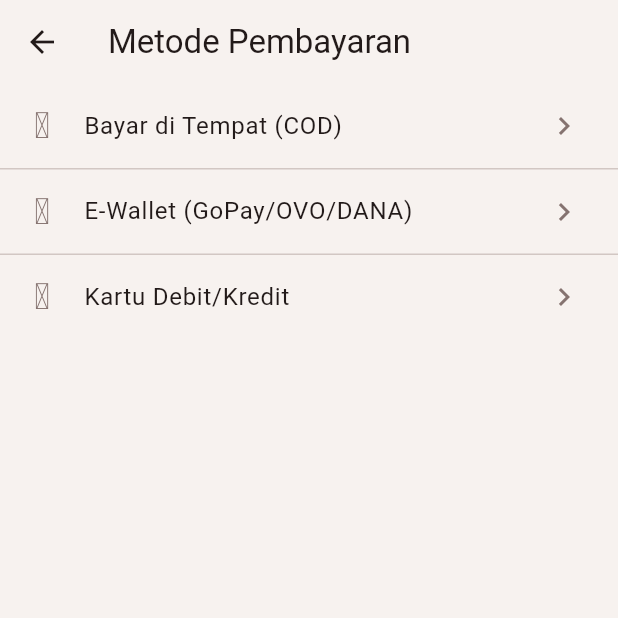
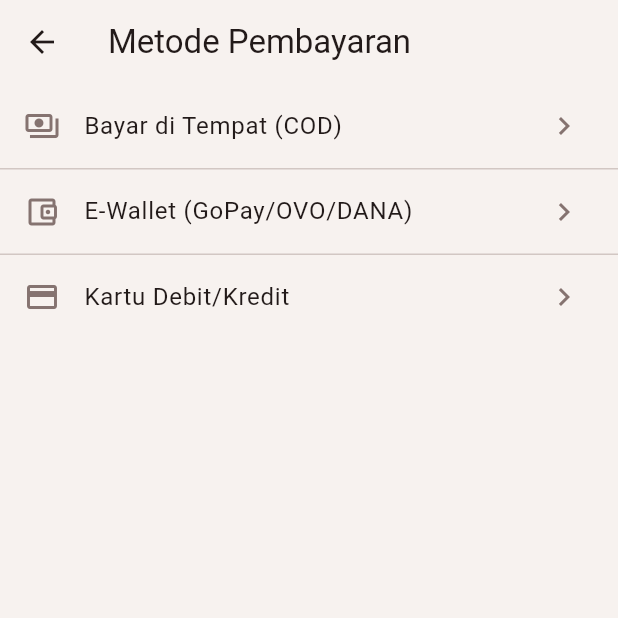
Before and after one commit to khusnilabib/PareFood, a Flutter app: the PaymentsPage screen opened directly, on a phone screen of 412 x 824 dp, the top half of it. Run offline on Flutter 3.47's test engine with Material 3 defaults, Android fonts, the phone set to English and light mode, and no system bars; our stand-ins replace dio, file_picker, flutter_riverpod, freezed_annotation, go_router, image_picker and 1 more; accounts and stored records are empty.

Commit message:
fix(ci): resolve non_const_argument_for_const_parameter in icon mappings
The Android build CI quality gate failed on 4f106e3 because
IconData(method.icon) passes a runtime getter (int) to IconData's const
constructor, which triggers the non_const_argument_for_const_parameter lint
under CI's stricter analysis. Locally the analysis_options cache masked it.

Fix: move icon mapping out of the domain enums (NotificationType.icon /
PaymentMethod.icon, which returned int code points) into private helper
functions in the presentation layer that return const IconData directly.
This also restores the domain-purity boundary (enums no longer carry
Flutter-specific icon knowledge). Tests updated to reference the Icons
constants directly.

Analyze: 0 issues across 17 packages. Format clean. Tests: notifications
10/10, payments 13/13 — all pass.

```diff
--- a/packages/features/payments_feature/lib/src/domain/payment_method.dart
+++ b/packages/features/payments_feature/lib/src/domain/payment_method.dart
@@ -33,11 +33,4 @@ enum PaymentMethod {
     PaymentMethod.ewallet => 'E-Wallet (GoPay/OVO/DANA)',
     PaymentMethod.card => 'Kartu Debit/Kredit',
   };
-
-  /// Material icon for the method.
-  int get icon => switch (this) {
-    PaymentMethod.cashOnDelivery => 0xe59c, // Icons.payments_outlined
-    PaymentMethod.ewallet => 0xe6fc, // Icons.account_balance_wallet_outlined
-    PaymentMethod.card => 0xe6a1, // Icons.credit_card_outlined
-  };
 }
--- a/packages/features/payments_feature/lib/src/presentation/widgets/payment_method_tile.dart
+++ b/packages/features/payments_feature/lib/src/presentation/widgets/payment_method_tile.dart
@@ -17,10 +17,19 @@ class PaymentMethodTile extends StatelessWidget {
   @override
   Widget build(BuildContext context) {
     return ListTile(
-      leading: Icon(IconData(method.icon)),
+      leading: Icon(_iconFor(method)),
       title: Text(method.label),
       trailing: const Icon(Icons.chevron_right),
       onTap: onTap,
     );
   }
 }
+
+/// Maps a [PaymentMethod] to a const [IconData] (domain stays Flutter-free).
+IconData _iconFor(PaymentMethod method) {
+  return switch (method) {
+    PaymentMethod.cashOnDelivery => Icons.payments_outlined,
+    PaymentMethod.ewallet => Icons.account_balance_wallet_outlined,
+    PaymentMethod.card => Icons.credit_card_outlined,
+  };
+}
```
Also changed, not shown: packages/features/notifications_feature/lib/src/domain/app_notification.dart (+0 -12 lines), packages/features/notifications_feature/lib/src/presentation/widgets/notification_tile.dart (+15 -1 lines), 1 other file.
